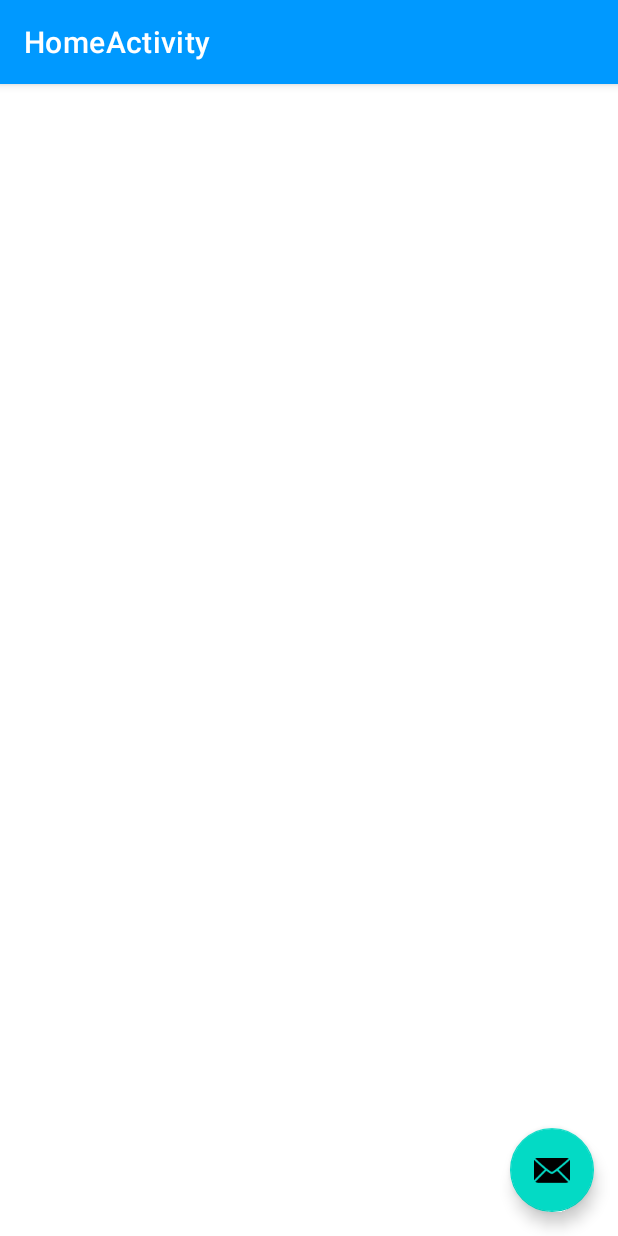
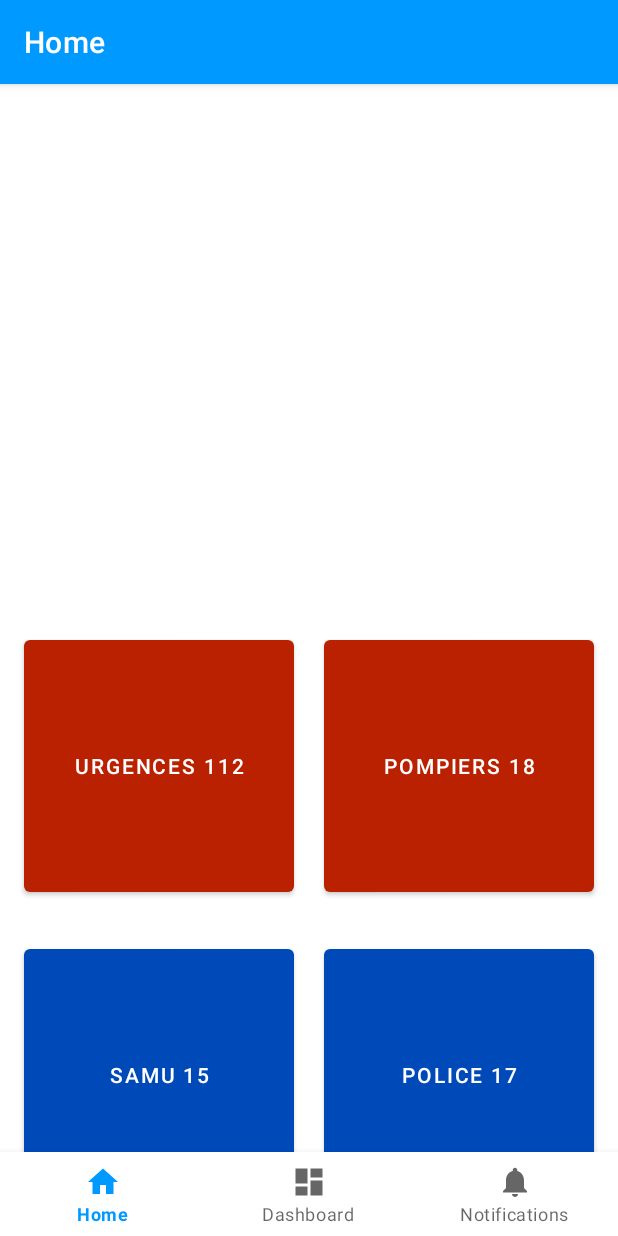
Before and after one commit to Lucas-Pasqualini/Dev-Mobile, an Android app: the screen it shows after launch (HomeActivity before the commit, MainActivity after it), on a phone screen of 412 x 824 dp. Run offline under Robolectric (Android 15) with nearby library versions, the phone set to English and light mode, and no system bars; our stand-ins replace navigation-ui.

Commit message:
added button + colors

```diff
--- a/app/src/main/java/com/shootylife/soscaller/ui/fragments/home/HomeFragment.kt
+++ b/app/src/main/java/com/shootylife/soscaller/ui/fragments/home/HomeFragment.kt
@@ -22,9 +22,7 @@ class HomeFragment : Fragment() {
         homeViewModel =
                 ViewModelProvider(this).get(HomeViewModel::class.java)
         val root = inflater.inflate(R.layout.fragment_home, container, false)
-        val textView: TextView = root.findViewById(R.id.text_home)
         homeViewModel.text.observe(viewLifecycleOwner, Observer {
-            textView.text = it
         })
         return root
     }
--- a/app/src/main/res/layout/fragment_home.xml
+++ b/app/src/main/res/layout/fragment_home.xml
@@ -1,22 +1,63 @@
 <?xml version="1.0" encoding="utf-8"?>
-<androidx.constraintlayout.widget.ConstraintLayout xmlns:android="http://schemas.android.com/apk/res/android"
+ <androidx.constraintlayout.widget.ConstraintLayout xmlns:android="http://schemas.android.com/apk/res/android"
     xmlns:app="http://schemas.android.com/apk/res-auto"
     xmlns:tools="http://schemas.android.com/tools"
     android:layout_width="match_parent"
     android:layout_height="match_parent"
     tools:context=".ui.fragments.home.HomeFragment">
 
-    <TextView
-        android:id="@+id/text_home"
-        android:layout_width="match_parent"
-        android:layout_height="wrap_content"
-        android:layout_marginStart="8dp"
-        android:layout_marginTop="8dp"
-        android:layout_marginEnd="8dp"
-        android:textAlignment="center"
-        android:textSize="20sp"
+
+    <Button
+        android:id="@+id/btn_urgences"
+        android:layout_width="180dp"
+        android:layout_height="180dp"
+        android:text="URGENCES 112"
         app:layout_constraintBottom_toBottomOf="parent"
         app:layout_constraintEnd_toEndOf="parent"
+        app:backgroundTint="@color/red"
+        app:layout_constraintHorizontal_bias="0.069"
         app:layout_constraintStart_toStartOf="parent"
-        app:layout_constraintTop_toTopOf="parent" />
+        app:layout_constraintTop_toTopOf="parent"
+        app:layout_constraintVertical_bias="0.62" />
+
+    <Button
+        android:id="@+id/btn_pompiers"
+        android:layout_width="180dp"
+        android:layout_height="180dp"
+        android:text="POMPIERS 18"
+        app:layout_constraintBottom_toBottomOf="parent"
+        app:layout_constraintEnd_toEndOf="parent"
+        app:backgroundTint="@color/red"
+        app:layout_constraintHorizontal_bias="0.93"
+        app:layout_constraintStart_toStartOf="parent"
+        app:layout_constraintTop_toTopOf="parent"
+        app:layout_constraintVertical_bias="0.62" />
+
+    <Button
+        android:id="@+id/btn_samu"
+        android:layout_width="180dp"
+        android:layout_height="180dp"
+        app:backgroundTint="@color/blue"
+        android:text="SAMU 15"
+        app:layout_constraintBottom_toBottomOf="parent"
+        app:layout_constraintEnd_toEndOf="parent"
+        app:layout_constraintHorizontal_bias="0.069"
+        app:layout_constraintStart_toStartOf="parent"
+        app:layout_constraintTop_toTopOf="parent"
+        app:layout_constraintVertical_bias="0.97" />
+
+    <Button
+        android:id="@+id/btn_police"
+        android:layout_width="180dp"
+        android:layout_height="180dp"
+        android:text="POLICE 17"
+        app:backgroundTint="@color/blue"
+        app:layout_constraintBottom_toBottomOf="parent"
+        app:layout_constraintEnd_toEndOf="parent"
+        app:layout_constraintHorizontal_bias="0.93"
+        app:layout_constraintStart_toStartOf="parent"
+        app:layout_constraintTop_toTopOf="parent"
+        app:layout_constraintVertical_bias="0.97" />
+
+
 </androidx.constraintlayout.widget.ConstraintLayout>
--- a/app/src/main/res/values/colors.xml
+++ b/app/src/main/res/values/colors.xml
@@ -6,10 +6,8 @@
     <color name="teal_200">#FF03DAC5</color>
     <color name="teal_700">#FF018786</color>
     <color name="black">#FF000000</color>
+    <color name="green">#008000</color>
     <color name="white">#FFFFFFFF</color>
-
-    <color name="colorPrimary">#0099ff</color>
-    <color name="colorPrimaryHeader">#075D97</color>
-    <color name="colorPrimaryDark">#0099ff</color>
-    <color name="colorAccent">#D81B60</color>
+    <color name="red">#b92100</color>
+    <color name="blue">#0049b9</color>
 </resources>
```
Also changed, not shown: app/src/main/AndroidManifest.xml (+0 -10 lines).
